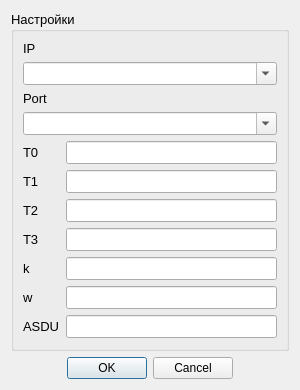
MicroKoder/QIEC104, file settingsdialog.ui: the form before one commit.
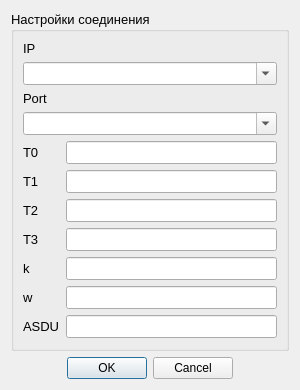
The form after the commit.

Diff of the .ui file:
```diff
--- a/settingsdialog.ui
+++ b/settingsdialog.ui
@@ -40,7 +40,7 @@
       </font>
      </property>
      <property name="title">
-      <string>Настройки</string>
+      <string>Настройки соединения</string>
      </property>
      <layout class="QVBoxLayout" name="verticalLayout_2">
       <item>
```
